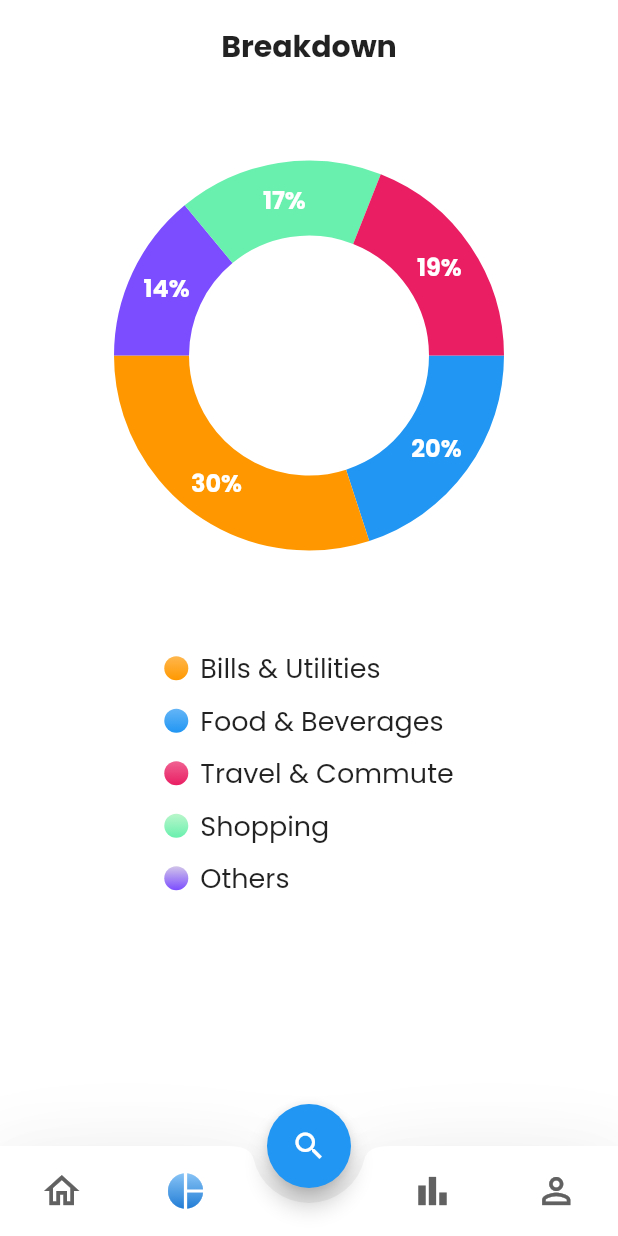
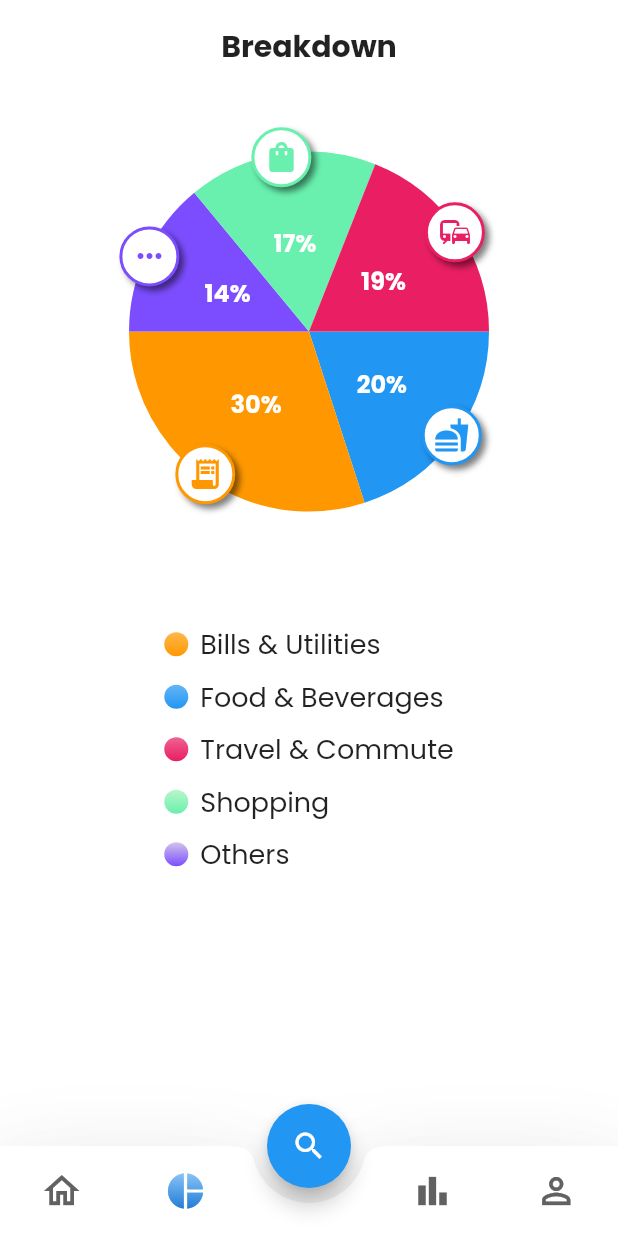
Before and after one commit to miles-pudge-halter/flutter-mobile-banking, a Flutter app: the screen it shows after launch, item 2 of the bottom bar chosen, on a phone screen of 412 x 824 dp. Run offline on Flutter 3.47's test engine with Material 2 defaults, Android fonts, the phone set to English and light mode, and no system bars; drawn by our look-alikes of fl_chart; our stand-ins replace google_fonts; missing offline and left inert: slide_to_confirm; network calls fail; statements that could not run were skipped.

```diff
--- /dev/null
+++ b/lib/breakdown/breakdown_chart.dart
@@ -0,0 +1,191 @@
+import 'package:fl_chart/fl_chart.dart';
+import 'package:flutter/material.dart';
+
+class BreakdownChart extends StatefulWidget {
+  final int tapIndex;
+
+  const BreakdownChart({Key? key, required this.tapIndex}): super(key: key);
+
+  @override
+  State<BreakdownChart> createState() => _BreakdownChartState();
+}
+
+class _BreakdownChartState extends State<BreakdownChart> {
+  int touchedIndex = -1;
+
+  @override
+  void initState() {
+    touchedIndex = widget.tapIndex;
+    debugPrint("Chart page: $touchedIndex");
+  }
+
+  @override
+  Widget build(BuildContext context) {
+    return SizedBox(
+      height: 350,
+      child: PieChart(
+        PieChartData(
+          pieTouchData: PieTouchData(
+              touchCallback: (FlTouchEvent event, pieTouchResponse) {
+            setState(() {
+              if (!event.isInterestedForInteractions ||
+                  pieTouchResponse == null ||
+                  pieTouchResponse.touchedSection == null) {
+                // touchedIndex = -1;
+                return;
+              }
+              touchedIndex =
+                  pieTouchResponse.touchedSection!.touchedSectionIndex;
+            });
+          }),
+          borderData: FlBorderData(show: false),
+          sectionsSpace: 0,
+          centerSpaceRadius: 0,
+          sections: showingSections(),
+        ),
+      ),
+    );
+  }
+
+  List<PieChartSectionData> showingSections() {
+    return List.generate(5, (i) {
+      final isTouched = i == touchedIndex;
+      final fontSize = isTouched ? 20.0 : 16.0;
+      final radius = isTouched ? 130.0 : 120.0;
+      final widgetSize = isTouched ? 55.0 : 40.0;
+      switch (i) {
+        case 0:
+          return PieChartSectionData(
+            color: Colors.blue,
+            value: 20,
+            title: '20%',
+            radius: radius,
+            titleStyle: TextStyle(
+                fontSize: fontSize,
+                fontWeight: FontWeight.bold,
+                color: const Color(0xffffffff)),
+            badgeWidget: _Badge(
+              Icons.fastfood,
+              size: widgetSize,
+              borderColor: Colors.blue,
+            ),
+            badgePositionPercentageOffset: .98,
+          );
+        case 1:
+          return PieChartSectionData(
+            color: Colors.orange,
+            value: 30,
+            title: '30%',
+            radius: radius,
+            titleStyle: TextStyle(
+                fontSize: fontSize,
+                fontWeight: FontWeight.bold,
+                color: const Color(0xffffffff)),
+            badgeWidget: _Badge(
+              Icons.receipt_long,
+              size: widgetSize,
+              borderColor: Colors.orange,
+            ),
+            badgePositionPercentageOffset: .98,
+          );
+        case 2:
+          return PieChartSectionData(
+            color: Colors.deepPurpleAccent,
+            value: 14,
+            title: '14%',
+            radius: radius,
+            titleStyle: TextStyle(
+                fontSize: fontSize,
+                fontWeight: FontWeight.bold,
+                color: const Color(0xffffffff)),
+            badgeWidget: _Badge(
+              Icons.more_horiz,
+              size: widgetSize,
+              borderColor: Colors.deepPurpleAccent,
+            ),
+            badgePositionPercentageOffset: .98,
+          );
+        case 3:
+          return PieChartSectionData(
+            color: Colors.greenAccent,
+            value: 17,
+            title: '17%',
+            radius: radius,
+            titleStyle: TextStyle(
+                fontSize: fontSize,
+                fontWeight: FontWeight.bold,
+                color: const Color(0xffffffff)),
+            badgeWidget: _Badge(
+              Icons.shopping_bag,
+              size: widgetSize,
+              borderColor: Colors.greenAccent,
+            ),
+            badgePositionPercentageOffset: .98,
+          );
+        case 4:
+          return PieChartSectionData(
+            color: Colors.pink,
+            value: 19,
+            title: '19%',
+            radius: radius,
+            titleStyle: TextStyle(
+                fontSize: fontSize,
+                fontWeight: FontWeight.bold,
+                color: const Color(0xffffffff)),
+            badgeWidget: _Badge(
+              Icons.commute,
+              size: widgetSize,
+              borderColor: Colors.pink,
+            ),
+            badgePositionPercentageOffset: .98,
+          );
+        default:
+          throw Error();
+      }
+    });
+  }
+}
+
+class _Badge extends StatelessWidget {
+  final IconData icon;
+  final double size;
+  final Color borderColor;
+
+  const _Badge(
+    this.icon, {
+    Key? key,
+    required this.size,
+    required this.borderColor,
+  }) : super(key: key);
+
+  @override
+  Widget build(BuildContext context) {
+    return AnimatedContainer(
+      duration: PieChart.defaultDuration,
+      width: size,
+      height: size,
+      decoration: BoxDecoration(
+        color: Colors.white,
+        shape: BoxShape.circle,
+        border: Border.all(
+          color: borderColor,
+          width: 2,
+        ),
+        boxShadow: <BoxShadow>[
+          BoxShadow(
+            color: Colors.black.withOpacity(.5),
+            offset: const Offset(3, 3),
+            blurRadius: 3,
+          ),
+        ],
+      ),
+      padding: EdgeInsets.all(size * .15),
+      child: Center(
+        child: Icon(
+          icon,
+          color: borderColor,
+        ),
+      ),
+    );
+  }
+}
--- a/lib/breakdown/breakdown_page.dart
+++ b/lib/breakdown/breakdown_page.dart
@@ -1,5 +1,6 @@
 import 'package:fl_chart/fl_chart.dart';
 import 'package:flutter/material.dart';
+import 'package:mobile_banking/breakdown/breakdown_chart.dart';
 import 'package:mobile_banking/statistics/widgets/bar_chart.dart';
 
 class BreakdownPage extends StatefulWidget {
@@ -11,6 +12,13 @@ class BreakdownPage extends StatefulWidget {
 
 class _BreakdownPageState extends State<BreakdownPage> {
   int touchedIndex = -1;
+
+  void changeTapIndex(int i) {
+    setState(() {
+      touchedIndex = i;
+      debugPrint('Breakdownpage touch index: $touchedIndex');
+    });
+  }
 
   @override
   Widget build(BuildContext context) {
@@ -24,40 +32,21 @@ class _BreakdownPageState extends State<BreakdownPage> {
                   fontWeight: FontWeight.bold,
                 ),
           ),
-          const SizedBox(height: 16),
-          SizedBox(
-            height: 350,
-            child: PieChart(
-              PieChartData(
-                pieTouchData: PieTouchData(
-                    touchCallback: (FlTouchEvent event, pieTouchResponse) {
-                  setState(() {
-                    if (!event.isInterestedForInteractions ||
-                        pieTouchResponse == null ||
-                        pieTouchResponse.touchedSection == null) {
-                      touchedIndex = -1;
-                      return;
-                    }
-                    touchedIndex =
-                        pieTouchResponse.touchedSection!.touchedSectionIndex;
-                  });
-                }),
-                borderData: FlBorderData(show: false),
-                sectionsSpace: 0,
-                centerSpaceRadius: 80,
-                sections: showingSections(),
-              ),
-            ),
-          ),
+          BreakdownChart(tapIndex: touchedIndex, key: UniqueKey()),
           const SizedBox(height: 16),
           Column(
             crossAxisAlignment: CrossAxisAlignment.start,
             children: [
-              _showLegend('Bills & Utilities', [Colors.orange.shade300, Colors.orange]),
-              _showLegend('Food & Beverages', [Colors.blue.shade300, Colors.blue]),
-              _showLegend('Travel & Commute', [Colors.pink.shade300, Colors.pink]),
-              _showLegend('Shopping', [Colors.greenAccent.shade100, Colors.greenAccent]),
-              _showLegend('Others', [Colors.deepPurple.shade100, Colors.deepPurpleAccent]),
+              _showLegend('Bills & Utilities',
+                  [Colors.orange.shade300, Colors.orange], () {changeTapIndex(1);}),
+              _showLegend('Food & Beverages',
+                  [Colors.blue.shade300, Colors.blue], () {changeTapIndex(0);}),
+              _showLegend('Travel & Commute',
+                  [Colors.pink.shade300, Colors.pink], () {changeTapIndex(4);}),
+              _showLegend('Shopping',
+                  [Colors.greenAccent.shade100, Colors.greenAccent], () {changeTapIndex(3);}),
+              _showLegend('Others',
+                  [Colors.deepPurple.shade100, Colors.deepPurpleAccent], () {changeTapIndex(2);}),
             ],
           )
         ],
@@ -65,9 +54,12 @@ class _BreakdownPageState extends State<BreakdownPage> {
     );
   }
 
-  Widget _showLegend(String name, List<Color> colors) {
+  Widget _showLegend(
+      String name, List<Color> colors, void Function() onTapCallback) {
     return Padding(
       padding: const EdgeInsets.symmetric(vertical: 4),
+      child: InkWell(
+        onTap: onTapCallback,
         child: Row(
           mainAxisSize: MainAxisSize.min,
           children: [
@@ -81,73 +73,7 @@ class _BreakdownPageState extends State<BreakdownPage> {
             )
           ],
         ),
+      ),
     );
   }
-
-  List<PieChartSectionData> showingSections() {
-    return List.generate(5, (i) {
-      final isTouched = i == touchedIndex;
-      final fontSize = isTouched ? 25.0 : 16.0;
-      final radius = isTouched ? 60.0 : 50.0;
-      switch (i) {
-        case 0:
-          return PieChartSectionData(
-            color: Colors.blue,
-            value: 20,
-            title: '20%',
-            radius: radius,
-            titleStyle: TextStyle(
-                fontSize: fontSize,
-                fontWeight: FontWeight.bold,
-                color: const Color(0xffffffff)),
-          );
-        case 1:
-          return PieChartSectionData(
-            color: Colors.orange,
-            value: 30,
-            title: '30%',
-            radius: radius,
-            titleStyle: TextStyle(
-                fontSize: fontSize,
-                fontWeight: FontWeight.bold,
-                color: const Color(0xffffffff)),
-          );
-        case 2:
-          return PieChartSectionData(
-            color: Colors.deepPurpleAccent,
-            value: 14,
-            title: '14%',
-            radius: radius,
-            titleStyle: TextStyle(
-                fontSize: fontSize,
-                fontWeight: FontWeight.bold,
-                color: const Color(0xffffffff)),
-          );
-        case 3:
-          return PieChartSectionData(
-            color: Colors.greenAccent,
-            value: 17,
-            title: '17%',
-            radius: radius,
-            titleStyle: TextStyle(
-                fontSize: fontSize,
-                fontWeight: FontWeight.bold,
-                color: const Color(0xffffffff)),
-          );
-        case 4:
-          return PieChartSectionData(
-            color: Colors.pink,
-            value: 19,
-            title: '19%',
-            radius: radius,
-            titleStyle: TextStyle(
-                fontSize: fontSize,
-                fontWeight: FontWeight.bold,
-                color: const Color(0xffffffff)),
-          );
-        default:
-          throw Error();
 }
-    });
-  }
-}
--- a/lib/home/widgets/credit_card_widget.dart
+++ b/lib/home/widgets/credit_card_widget.dart
@@ -71,7 +71,7 @@ class CreditCardWidget extends StatelessWidget {
             style: TextStyle(
               shadows: [
                 Shadow(
-                    offset: Offset(0, 3),
+                    offset: Offset(1, 1),
                     blurRadius: 3,
                     color: Colors.grey.shade800)
               ],
--- a/lib/home/widgets/recent_transactions_widget.dart
+++ b/lib/home/widgets/recent_transactions_widget.dart
@@ -47,7 +47,7 @@ class RecentTransactionsWidget extends StatelessWidget {
           ],
           shape: BoxShape.rectangle,
           borderRadius: BorderRadius.only(
-              topLeft: Radius.circular(30), topRight: Radius.circular(30))),
+              topLeft: Radius.circular(40), topRight: Radius.circular(40))),
       clipBehavior: Clip.hardEdge,
       child: Padding(
         padding: const EdgeInsets.symmetric(horizontal: 16),
--- a/lib/main.dart
+++ b/lib/main.dart
@@ -4,6 +4,7 @@ import 'package:google_fonts/google_fonts.dart';
 import 'package:mobile_banking/dashboard/dashboard_page.dart';
 import 'package:mobile_banking/home/home_page.dart';
 import 'package:mobile_banking/home/widgets/services_widget.dart';
+import 'package:mobile_banking/transfer/transfer_page.dart';
 
 import 'home/widgets/recent_transactions_widget.dart';
 
@@ -24,6 +25,11 @@ class MyApp extends StatelessWidget {
     return MaterialApp(
       title: 'Flutter Demo',
       debugShowCheckedModeBanner: false,
+      initialRoute: '/',
+      routes: {
+        '/': (context) => const DashboardPage(),
+        '/transfer': (context) => const TransferPage(),
+      },
       theme: ThemeData(
           // This is the theme of your application.
           //
@@ -35,12 +41,11 @@ class MyApp extends StatelessWidget {
           // Notice that the counter didn't reset back to zero; the application
           // is not restarted.
           primarySwatch: Colors.blue,
-        fontFamily: GoogleFonts.poppins().fontFamily
-      ),
-      home: const DashboardPage(),
+          fontFamily: GoogleFonts.poppins().fontFamily),
     );
   }
 }
+
 class CurvedPainter extends CustomPainter {
   @override
   void paint(Canvas canvas, Size size) {
--- a/lib/statistics/widgets/bar_chart.dart
+++ b/lib/statistics/widgets/bar_chart.dart
@@ -38,8 +38,8 @@ class _TransactionsChartState extends State<TransactionsChart> {
 
   @override
   Widget build(BuildContext context) {
-    return AspectRatio(
-      aspectRatio: 1.5,
+    return SizedBox(
+      height: 300,
       child: Column(
         crossAxisAlignment: CrossAxisAlignment.stretch,
         mainAxisAlignment: MainAxisAlignment.start,
--- a/pubspec.yaml
+++ b/pubspec.yaml
@@ -33,6 +33,7 @@ dependencies:
   google_fonts: ^3.0.1
   flutter_svg: ^1.1.1
   fl_chart: ^0.55.0
+  slide_to_confirm: ^1.1.0
 
 dev_dependencies:
   flutter_test:
```
Also changed, not shown: lib/home/widgets/services_widget.dart (+12 -6 lines), lib/transfer/transfer_page.dart (added, +174 -0 lines), pubspec.lock. Lines whose indentation alone changed are shown as unchanged.
